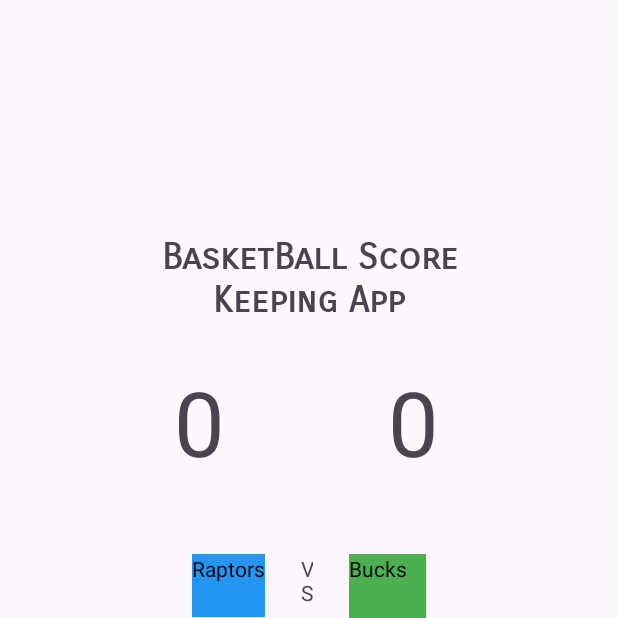
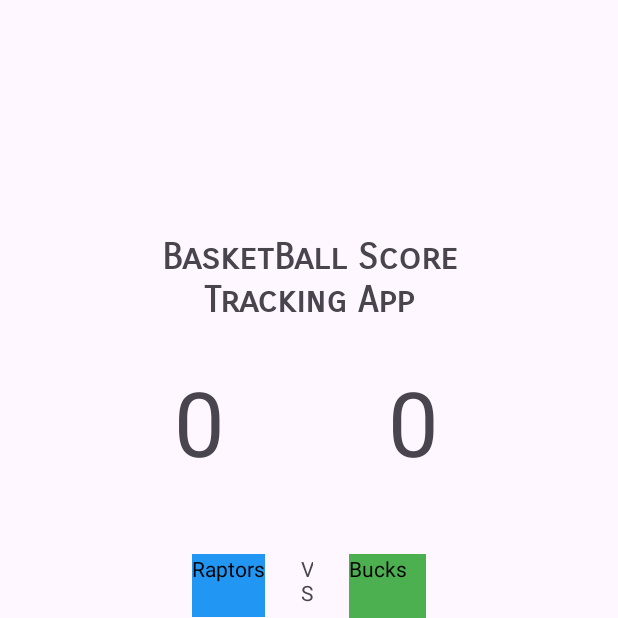
Before and after one commit to majidpawar9/BasketBallScoreTrackingApp, an Android app: the screen it shows after launch (MainActivity), on a phone screen of 412 x 824 dp, the top half of it. Run offline under Robolectric (Android 15) with nearby library versions, the phone set to English and light mode, and no system bars.

Commit message:
Changed Title

```diff
--- a/app/src/main/res/values/strings.xml
+++ b/app/src/main/res/values/strings.xml
@@ -1,5 +1,5 @@
 <resources>
-    <string name="app_name">BasketBall Score Keeping App</string>
+    <string name="app_name">BasketBall Score Tracking App</string>
     <string name="team1Title">Raptors</string>
     <string name="team2Title">Bucks</string>
     <string name="team1Score">0</string>
```
